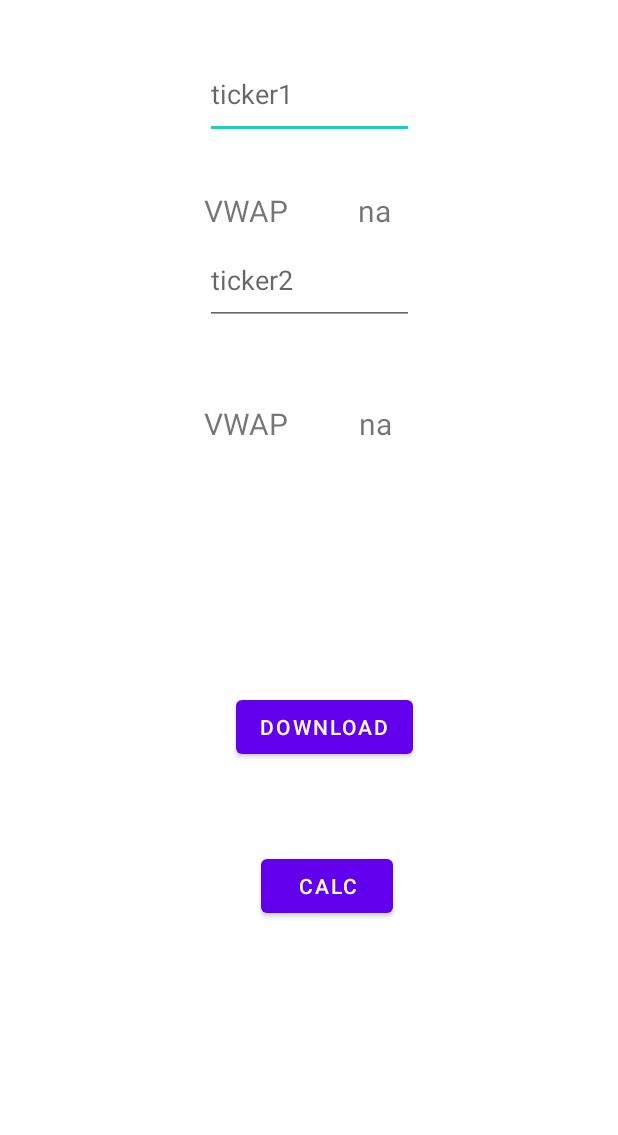
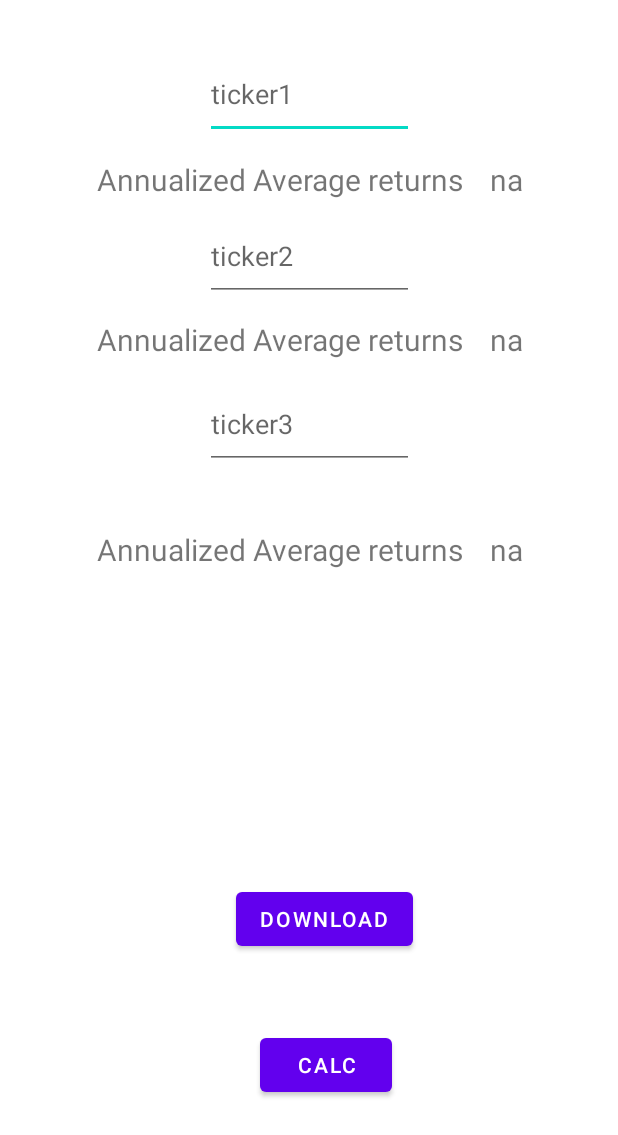
Before and after one commit to roystonlek/cs205-android, an Android app: the screen it shows after launch (MainActivity), after a tap on "DOWNLOAD", on a phone screen of 412 x 824 dp, the part 101-1236 px from its top. Run offline under Robolectric (Android 15) with nearby library versions, the phone set to English and light mode, and no system bars.

Commit message:
tested the function for sql to return the percentage change instead and also tried scaling up to include one more ticker and it works now

```diff
--- a/app/src/main/java/com/example/serviceexample/HistoricalDataProvider.java
+++ b/app/src/main/java/com/example/serviceexample/HistoricalDataProvider.java
@@ -121,8 +121,12 @@ public class HistoricalDataProvider extends ContentProvider {
         if (sortOrder == null || sortOrder == ""){
             sortOrder = ID;
         }
-
-        Cursor c = qb.query(db, projection, selection, selectionArgs,null, null, sortOrder);
+        String sqltest  = "SELECT *," +
+                "       (close - LAG(close, 1, null)OVER(ORDER BY time))/(LAG(close, 1, null)OVER(ORDER BY time)) returns " +
+                " FROM history where name = ? group by time" +
+                " ORDER BY time";
+//        Cursor c = qb.query(db, projection, selection, selectionArgs,null, null, sortOrder);
+        Cursor c = db.rawQuery(sqltest, selectionArgs);
 
         // register to watch a content URI for changes
         c.setNotificationUri(getContext().getContentResolver(), uri);
--- a/app/src/main/java/com/example/serviceexample/MainActivity.java
+++ b/app/src/main/java/com/example/serviceexample/MainActivity.java
@@ -23,8 +23,8 @@ import com.example.serviceexample.*;
 public class MainActivity extends AppCompatActivity{
 
     private Button start, calc;
-    private TextView result , result1;
-    private EditText ticker , ticker1;
+    private TextView result , result1 , result2;
+    private EditText ticker , ticker1,ticker2;
 
 //    Uri CONTENT_URI = Uri.parse("content://com.example.serviceexample.HistoricalDataProvider/history");
     private BroadcastReceiver myBroadcastReceiver;
@@ -40,8 +40,10 @@ public class MainActivity extends AppCompatActivity{
         calc = (Button) findViewById(R.id.calc_button);
         result = (TextView) findViewById(R.id.textview_result);
         result1 = (TextView) findViewById(R.id.textview_result2);
+        result2 = (TextView)findViewById(R.id.textview_result3);
         ticker = (EditText) findViewById(R.id.edit_ticker);
         ticker1 = (EditText) findViewById(R.id.edit_ticker1);
+        ticker2 = (EditText) findViewById(R.id.edit_ticker2);
 
         // start service, pass ticker info via an intent
         //button .setOnclick
@@ -58,6 +60,11 @@ public class MainActivity extends AppCompatActivity{
                 Intent intent1 = new Intent(getApplicationContext(), MyService.class);
                 intent1.putExtra("ticker", String.valueOf(ticker1.getText()));
                 intent1.putExtra("result", R.id.textview_result2);
+                startService(intent1);
+
+                Intent intent2 = new Intent(getApplicationContext(), MyService.class);
+                intent1.putExtra("ticker", String.valueOf(ticker2.getText()));
+                intent1.putExtra("result", R.id.textview_result3);
                 startService(intent1);
             }
         });
--- a/app/src/main/java/com/example/serviceexample/MyBroadcastReceiver.java
+++ b/app/src/main/java/com/example/serviceexample/MyBroadcastReceiver.java
@@ -38,19 +38,27 @@ public class MyBroadcastReceiver extends BroadcastReceiver {
 
                     result.setText("Calculating...");
                     double sum_price = 0.0;
+                    double sum_returns = 0.0;
+                    int count = 0;
                     double sum_volume = 0.0;
-                    Cursor cursor = context.getContentResolver().query(CONTENT_URI, null, "name like '%"+ticker+"%'", null, null);
+                    Cursor cursor = context.getContentResolver().query(CONTENT_URI, null, "name like '%"+ticker+"%'", new String[]{ticker}, null);
                     if (cursor.moveToFirst()) {
                         double close = cursor.getDouble(cursor.getColumnIndexOrThrow("close"));
                         double volume = cursor.getDouble(cursor.getColumnIndexOrThrow("volume"));
+                        double returns = cursor.getDouble(cursor.getColumnIndexOrThrow("returns"));
                         sum_price += close * volume;
                         sum_volume += volume;
+                        sum_returns += returns;
+                        count ++;
                         while (!cursor.isAfterLast()) {
                             int id = cursor.getColumnIndex("id");
                             close = cursor.getDouble(cursor.getColumnIndexOrThrow("close"));
                             volume = cursor.getDouble(cursor.getColumnIndexOrThrow("volume"));
+                            returns = cursor.getDouble(cursor.getColumnIndexOrThrow("returns"));
                             sum_price += close * volume;
                             sum_volume += volume;
+                            sum_returns += returns;
+                            count ++;
                             cursor.moveToNext();
                             Log.v("data", close + "");
                         }
@@ -60,7 +68,10 @@ public class MyBroadcastReceiver extends BroadcastReceiver {
                     }
 
                     double vwap = sum_price / sum_volume;
-                    result.setText(String.format("%.2f", vwap));
+                    Log.v("sumret is ", String.valueOf(sum_returns ));
+                    Log.v("sumret is ", String.valueOf(count ));
+                    double annRet = Math.sqrt(250) * sum_returns / (double)count;
+                    result.setText(String.format("%.2f", annRet));
                     Log.v("nibaba= ", String.valueOf(result_id));
                 }
             });
--- a/app/src/main/java/com/example/serviceexample/MyService.java
+++ b/app/src/main/java/com/example/serviceexample/MyService.java
@@ -1,5 +1,6 @@
 package com.example.serviceexample;
 
+import android.app.Activity;
 import android.app.Service;
 import android.content.ContentValues;
 import android.content.Intent;
@@ -11,6 +12,7 @@ import android.os.Looper;
 import android.os.Message;
 import android.os.Process;
 import android.util.Log;
+import android.widget.TextView;
 import android.widget.Toast;
 
 import org.json.JSONArray;
@@ -50,8 +52,9 @@ public class MyService extends Service{
             String stringUrl ;
             String result;
             String inputLine;
-            String ticker = String.valueOf(msg.obj);
+            String ticker = String.valueOf(msg.obj).toUpperCase();
             int result_id = msg.arg2;
+
             try {
 
                 // make GET requests
--- a/app/src/main/res/layout/activitymain.xml
+++ b/app/src/main/res/layout/activitymain.xml
@@ -11,27 +11,40 @@
         android:id="@+id/textview_first2"
         android:layout_width="wrap_content"
         android:layout_height="wrap_content"
-        android:text="VWAP"
+        android:text="@string/param1"
         android:textSize="20sp"
         app:layout_constraintBottom_toTopOf="@id/start_button"
         app:layout_constraintEnd_toEndOf="parent"
         app:layout_constraintHorizontal_bias="0.383"
         app:layout_constraintStart_toStartOf="parent"
         app:layout_constraintTop_toBottomOf="@+id/edit_ticker"
-        app:layout_constraintVertical_bias="0.1" />
+        app:layout_constraintVertical_bias="0.029" />
 
     <TextView
         android:id="@+id/textview_first3"
         android:layout_width="wrap_content"
         android:layout_height="wrap_content"
-        android:text="VWAP"
+        android:text="@string/param1"
         android:textSize="20sp"
         app:layout_constraintBottom_toTopOf="@id/start_button"
         app:layout_constraintEnd_toEndOf="parent"
         app:layout_constraintHorizontal_bias="0.383"
         app:layout_constraintStart_toStartOf="parent"
         app:layout_constraintTop_toBottomOf="@+id/edit_ticker1"
-        app:layout_constraintVertical_bias="0.241" />
+        app:layout_constraintVertical_bias="0.033" />
+
+    <TextView
+        android:id="@+id/textView4"
+        android:layout_width="wrap_content"
+        android:layout_height="wrap_content"
+        android:text="@string/param1"
+        android:textSize="20sp"
+        app:layout_constraintBottom_toTopOf="@id/start_button"
+        app:layout_constraintEnd_toEndOf="parent"
+        app:layout_constraintHorizontal_bias="0.383"
+        app:layout_constraintStart_toStartOf="parent"
+        app:layout_constraintTop_toBottomOf="@+id/edit_ticker2"
+        app:layout_constraintVertical_bias="0.16" />
 
     <TextView
         android:id="@+id/textview_result"
@@ -46,7 +59,7 @@
         app:layout_constraintHorizontal_bias="0.243"
         app:layout_constraintStart_toEndOf="@+id/textview_first2"
         app:layout_constraintTop_toBottomOf="@+id/edit_ticker"
-        app:layout_constraintVertical_bias="0.1" />
+        app:layout_constraintVertical_bias="0.029" />
 
     <TextView
         android:id="@+id/textview_result2"
@@ -58,10 +71,23 @@
         android:textSize="20sp"
         app:layout_constraintBottom_toTopOf="@+id/start_button"
         app:layout_constraintEnd_toEndOf="parent"
-        app:layout_constraintHorizontal_bias="0.248"
+        app:layout_constraintHorizontal_bias="0.243"
         app:layout_constraintStart_toEndOf="@+id/textview_first3"
         app:layout_constraintTop_toBottomOf="@+id/edit_ticker1"
-        app:layout_constraintVertical_bias="0.24" />
+        app:layout_constraintVertical_bias="0.033" />
+
+    <TextView
+        android:id="@+id/textview_result3"
+        android:layout_width="wrap_content"
+        android:layout_height="wrap_content"
+        android:text="na"
+        android:textSize="20sp"
+        app:layout_constraintBottom_toTopOf="@+id/start_button"
+        app:layout_constraintEnd_toEndOf="parent"
+        app:layout_constraintHorizontal_bias="0.222"
+        app:layout_constraintStart_toEndOf="@+id/textView4"
+        app:layout_constraintTop_toBottomOf="@+id/edit_ticker2"
+        app:layout_constraintVertical_bias="0.16" />
 
     <EditText
         android:id="@+id/edit_ticker"
@@ -80,7 +106,7 @@
         android:id="@+id/edit_ticker1"
         android:layout_width="139dp"
         android:layout_height="60dp"
-        android:layout_marginTop="224dp"
+        android:layout_marginTop="208dp"
         android:layout_marginEnd="136dp"
         android:layout_marginRight="136dp"
         android:ems="10"
@@ -89,8 +115,21 @@
         app:layout_constraintEnd_toEndOf="parent"
         app:layout_constraintTop_toTopOf="parent" />
 
+    <EditText
+        android:id="@+id/edit_ticker2"
+        android:layout_width="139dp"
+        android:layout_height="60dp"
+        android:layout_marginTop="320dp"
+        android:layout_marginEnd="136dp"
+        android:layout_marginRight="136dp"
+        android:ems="10"
+        android:hint="ticker3"
+        android:inputType="textPersonName"
+        app:layout_constraintEnd_toEndOf="parent"
+        app:layout_constraintTop_toTopOf="parent" />
+
     <TextView
-        android:id="@+id/textView"
+        android:id="@+id/mainTitleTop"
         android:layout_width="380dp"
         android:layout_height="51dp"
         android:layout_marginTop="16dp"
@@ -99,6 +138,7 @@
         android:text="@string/title"
         android:textSize="35sp"
         app:layout_constraintEnd_toEndOf="parent"
+        app:layout_constraintHorizontal_bias="0.5"
         app:layout_constraintStart_toStartOf="parent"
         app:layout_constraintTop_toTopOf="parent" />
 
@@ -106,7 +146,7 @@
         android:id="@+id/start_button"
         android:layout_width="wrap_content"
         android:layout_height="wrap_content"
-        android:layout_marginBottom="248dp"
+        android:layout_marginBottom="120dp"
         android:text="Download"
         app:layout_constraintBottom_toBottomOf="parent"
         app:layout_constraintEnd_toEndOf="parent"
@@ -120,10 +160,10 @@
         android:text="CALC"
         app:layout_constraintBottom_toBottomOf="parent"
         app:layout_constraintEnd_toEndOf="parent"
-        app:layout_constraintHorizontal_bias="0.538"
+        app:layout_constraintHorizontal_bias="0.535"
         app:layout_constraintStart_toStartOf="parent"
         app:layout_constraintTop_toBottomOf="@+id/start_button"
-        app:layout_constraintVertical_bias="0.29" />
+        app:layout_constraintVertical_bias="0.685" />
 
     <!--new one added here-->
 
--- a/app/src/main/res/values/strings.xml
+++ b/app/src/main/res/values/strings.xml
@@ -9,4 +9,5 @@
     <string name="hello_first_fragment">Hello first fragment</string>
     <string name="hello_second_fragment">Hello second fragment. Arg: %1$s</string>
     <string name="title">CS205 Lab3 Demo</string>
+    <string name ="param1">Annualized Average returns </string>
 </resources>
```
